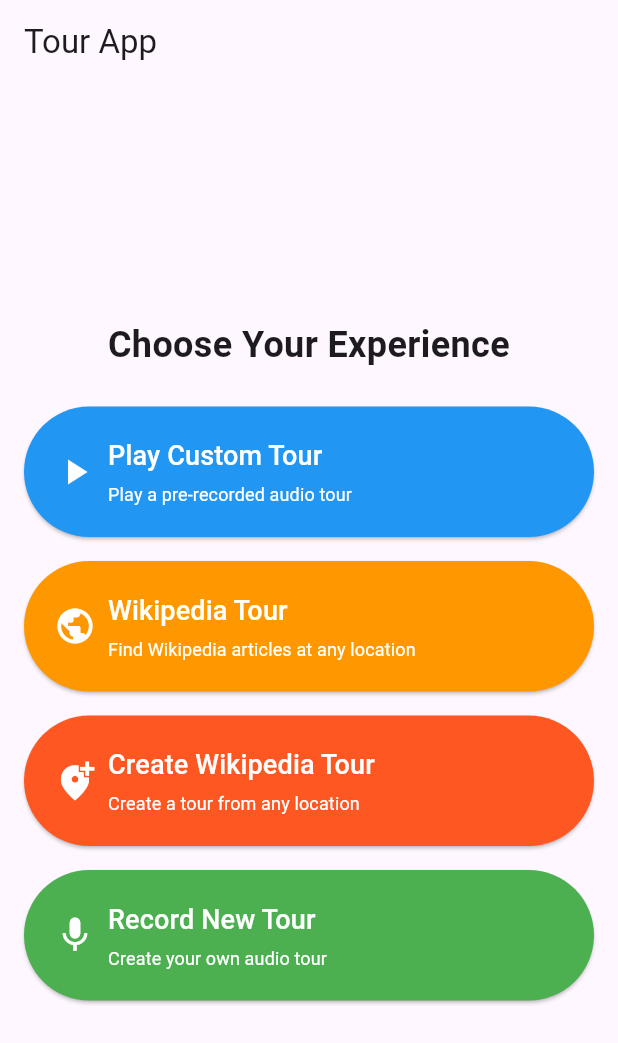
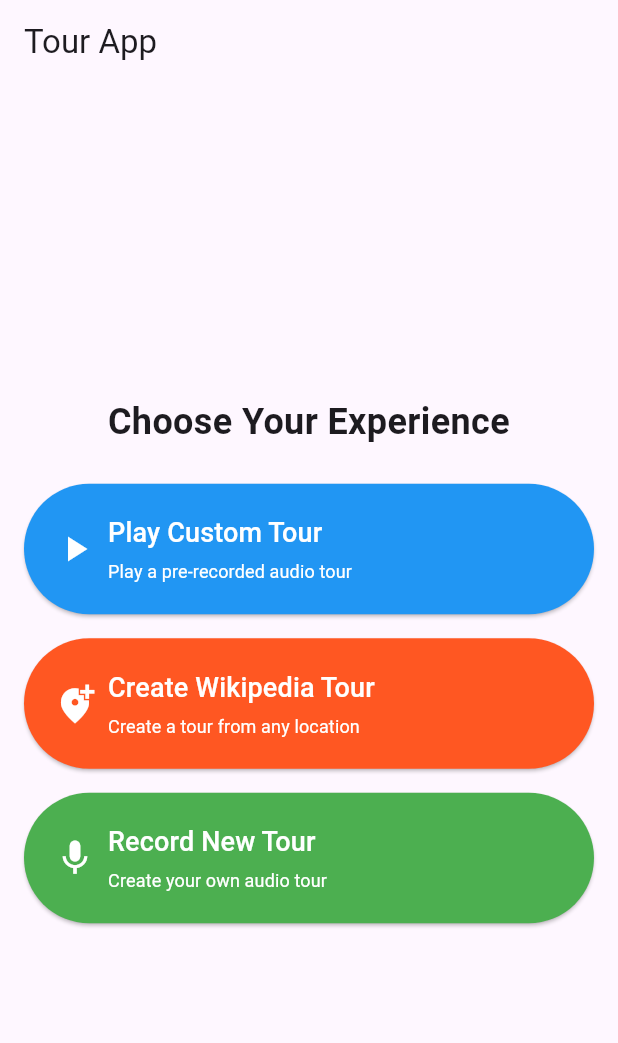
Before and after one commit to dannem/tour_app, a Flutter app: the screen it shows after launch, on a phone screen of 412 x 824 dp. Shown: the top 1043 px of the screen. Run offline on Flutter 3.47's test engine with Material 3 defaults, Android fonts, the light colour scheme and no system bars; our stand-ins replace file_picker, flutter_tts, geocoding, geolocator, google_maps_flutter, just_audio and 1 more; missing offline and left inert: flutter_sound.

Commit message:
"Wikipeida tour" button removed

```diff
--- a/lib/main.dart
+++ b/lib/main.dart
@@ -324,6 +324,9 @@
 }
 
 // --- Main Screens ---
+
+
+// ChoiceScreen class - Wikipedia Tour button has been removed
 
 class ChoiceScreen extends StatelessWidget {
   const ChoiceScreen({super.key});
@@ -379,37 +382,7 @@
                 },
               ),
             ),
-            Padding(
-              padding: const EdgeInsets.fromLTRB(16, 8, 16, 8),
-              child: ElevatedButton.icon(
-                icon: const Icon(Icons.public, size: 28),
-                label: const Column(
-                  crossAxisAlignment: CrossAxisAlignment.start,
-                  children: [
-                    Text('Wikipedia Tour', style: TextStyle(fontSize: 18)),
-                    SizedBox(height: 4),
-                    Text(
-                      'Find Wikipedia articles at any location',
-                      style: TextStyle(fontSize: 12, fontWeight: FontWeight.normal),
-                    ),
-                  ],
-                ),
-                style: ElevatedButton.styleFrom(
-                  padding: const EdgeInsets.all(20),
-                  backgroundColor: Colors.orange,
-                  foregroundColor: Colors.white,
-                  alignment: Alignment.centerLeft,
-                ),
-                onPressed: () {
-                  Navigator.push(
-                    context,
-                    MaterialPageRoute(
-                      builder: (context) => const WikipediaPlaybackScreen(),
-                    ),
-                  );
-                },
-              ),
-            ),
+            // WIKIPEDIA TOUR BUTTON REMOVED HERE - It was redundant
             Padding(
               padding: const EdgeInsets.fromLTRB(16, 8, 16, 8),
               child: ElevatedButton.icon(
```
